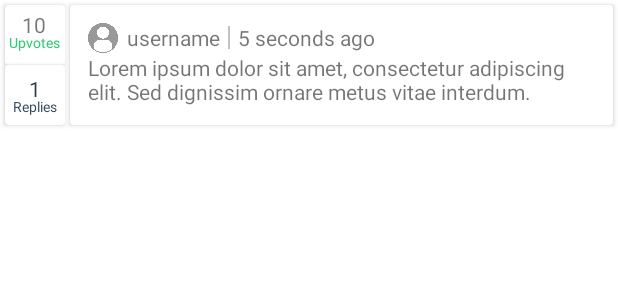
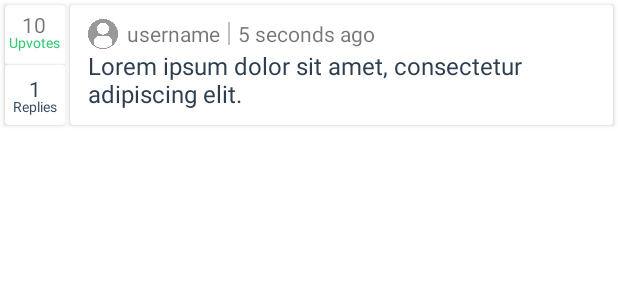
Before and after one commit to joezhao2/ce2006, an Android app: the layout thread_design.xml on its own in the app's theme, with its tools: preview values and no code run, on a phone screen of 412 x 824 dp. Shown: the top 300 px of the screen. Run offline under Robolectric (Android 15) with nearby library versions, the phone set to English and light mode, and no system bars.

Commit message:
resized stuffs

```diff
--- a/app/src/main/res/layout/activity_thread.xml
+++ b/app/src/main/res/layout/activity_thread.xml
@@ -267,7 +267,7 @@
                             android:gravity="center_vertical"
                             android:text="Integer tristique ut diam ac interdum."
                             android:textColor="#2C3E50"
-                            android:textSize="16sp" />
+                            android:textSize="20sp" />
 
                         <TextView
                             android:id="@+id/timeText"
--- a/app/src/main/res/layout/thread_design.xml
+++ b/app/src/main/res/layout/thread_design.xml
@@ -157,7 +157,9 @@
                     android:layout_height="wrap_content"
                     android:layout_gravity="center_vertical"
                     android:gravity="center_vertical"
-                    android:text="Lorem ipsum dolor sit amet, consectetur adipiscing elit. Sed dignissim ornare metus vitae interdum." />
+                    android:text="Lorem ipsum dolor sit amet, consectetur adipiscing elit. "
+                    android:textColor="#2C3E50"
+                    android:textSize="16sp" />
 
                 <TextView
                     android:id="@+id/documentId"
```
Also changed, not shown: app/src/main/res/drawable/hive_bg.jpg (added).
